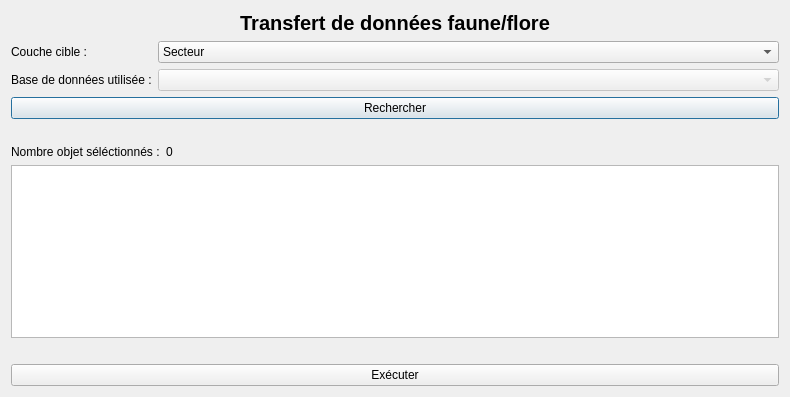
Old version of the form transdata/ui/form_settings.ui in the repository CEN-Hauts-de-France/transdata.
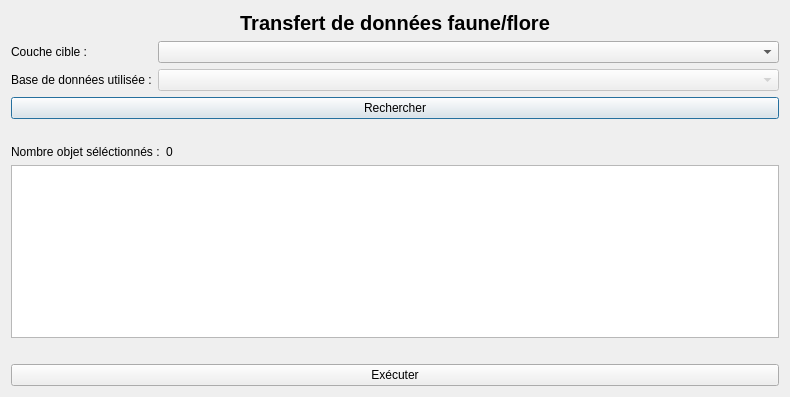
New version of the form.

Commit message: Déplacement des valeurs de UI dans Python

Patch:
```diff
--- a/transdata/ui/form_settings.ui
+++ b/transdata/ui/form_settings.ui
@@ -61,18 +61,8 @@
         <locale language="French" country="France"/>
        </property>
        <property name="currentText">
-        <string>Secteur</string>
+        <string/>
        </property>
-       <item>
-        <property name="text">
-         <string>Secteur</string>
-        </property>
-       </item>
-       <item>
-        <property name="text">
-         <string>Site CEN</string>
-        </property>
-       </item>
       </widget>
      </item>
      <item row="6" column="0" colspan="2">
```
Left out of the diff: 6 changed lines with no effect on the pictures. The commit also changes 1 other file.
